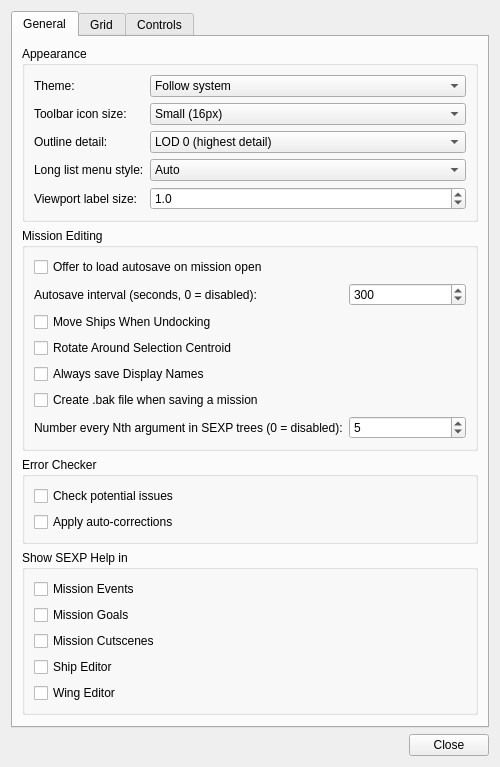
First picture: the form in qtfred/ui/PreferencesDialog.ui, repository scp-fs2open/fs2open.github.com, before the edit.
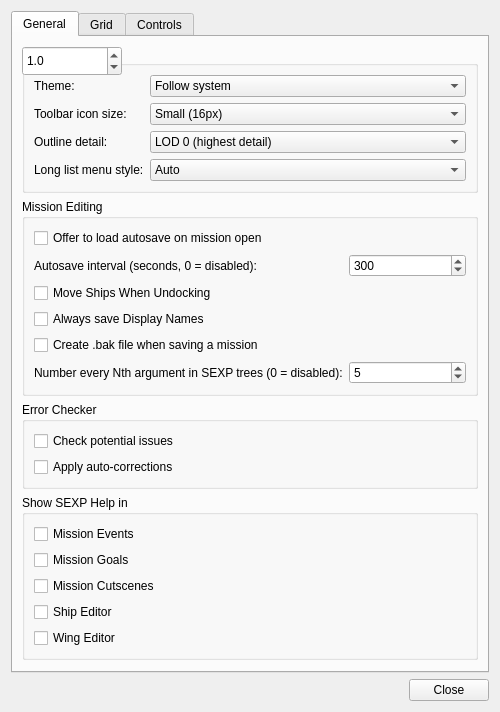
Second picture: the form after the edit.

Commit message: Rename the option to Selection Midpoint, move it to qtFRED's Controls tab, and document it

Diff of the .ui file:
```diff
--- a/qtfred/ui/PreferencesDialog.ui
+++ b/qtfred/ui/PreferencesDialog.ui
@@ -156,14 +156,14 @@
             </item>
            </widget>
           </item>
-          <item row="4" column="0">
+          <item row="3" column="0">
            <widget class="QLabel" name="labelFontScaleLabel">
             <property name="text">
              <string>Viewport label size:</string>
             </property>
            </widget>
           </item>
-          <item row="4" column="1">
+          <item row="3" column="1">
            <widget class="QDoubleSpinBox" name="labelFontScaleSpin">
             <property name="toolTip">
              <string>Scale factor applied to text labels drawn in the viewport (ship names, ship classes, coordinates, distances, and subsystem labels). 1.0 is the default size.</string>
@@ -241,16 +241,6 @@
            </widget>
           </item>
           <item row="3" column="0" colspan="2">
-           <widget class="QCheckBox" name="orbitSelectionCenter">
-            <property name="toolTip">
-             <string>When several objects are marked, rotate the view around the centroid of the selection instead of the current object.</string>
-            </property>
-            <property name="text">
-             <string>Rotate Around Selection Centroid</string>
-            </property>
-           </widget>
-          </item>
-          <item row="4" column="0" colspan="2">
            <widget class="QCheckBox" name="alwaysSaveDisplayNames">
             <property name="toolTip">
              <string>Always write each object's $Display Name to the mission file, even when it matches the object's name.</string>
@@ -260,7 +250,7 @@
             </property>
            </widget>
           </item>
-          <item row="5" column="0" colspan="2">
+          <item row="4" column="0" colspan="2">
            <widget class="QCheckBox" name="createBakOnSave">
             <property name="toolTip">
              <string>Keep a .bak backup copy of the previous mission file each time you save.</string>
@@ -270,14 +260,14 @@
             </property>
            </widget>
           </item>
-          <item row="6" column="0">
+          <item row="5" column="0">
            <widget class="QLabel" name="sexpNumberEveryNLabel">
             <property name="text">
              <string>Number every Nth argument in SEXP trees (0 = disabled):</string>
             </property>
            </widget>
           </item>
-          <item row="6" column="1">
+          <item row="5" column="1">
            <widget class="QSpinBox" name="sexpNumberEveryN">
             <property name="minimum">
              <number>0</number>
```
Left out of the diff: 10 changed lines with no effect on the pictures. The commit also changes 17 other files.
